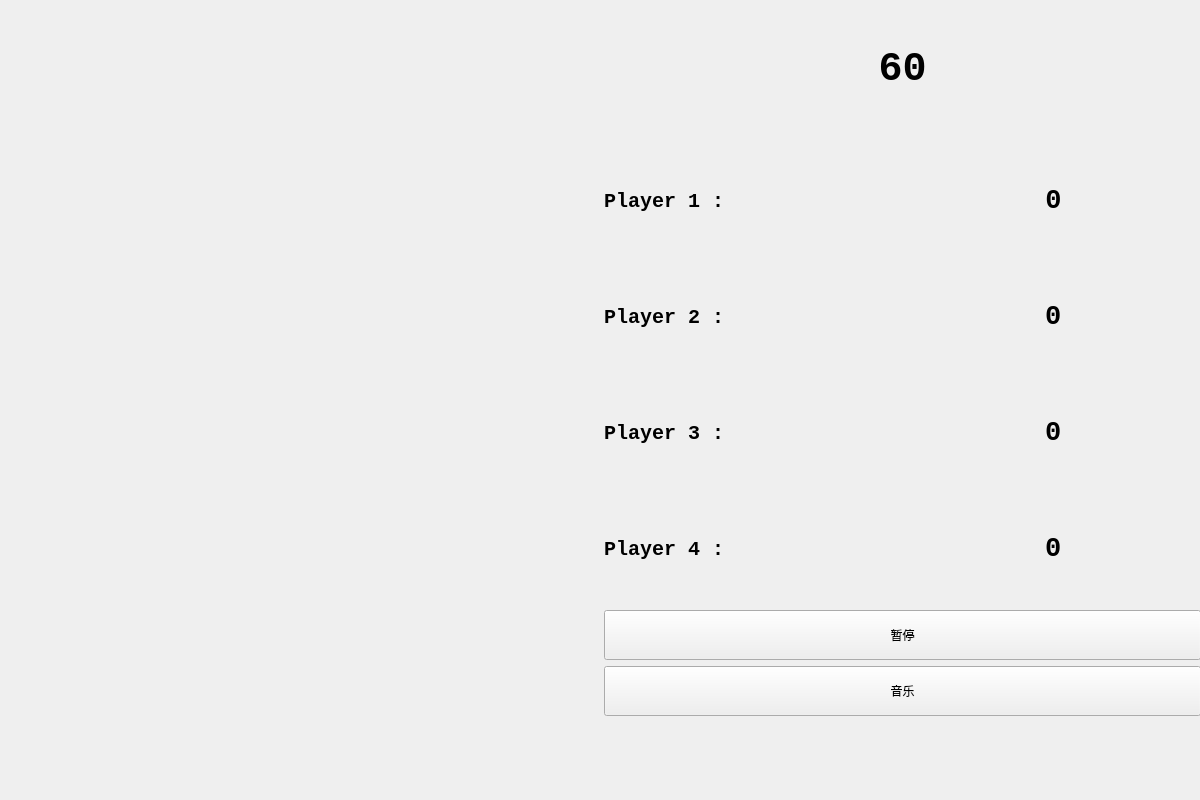
Old version of the form EnclosureWar/view/mainwindow.ui in the repository WilsonXM/EnclosureWar.
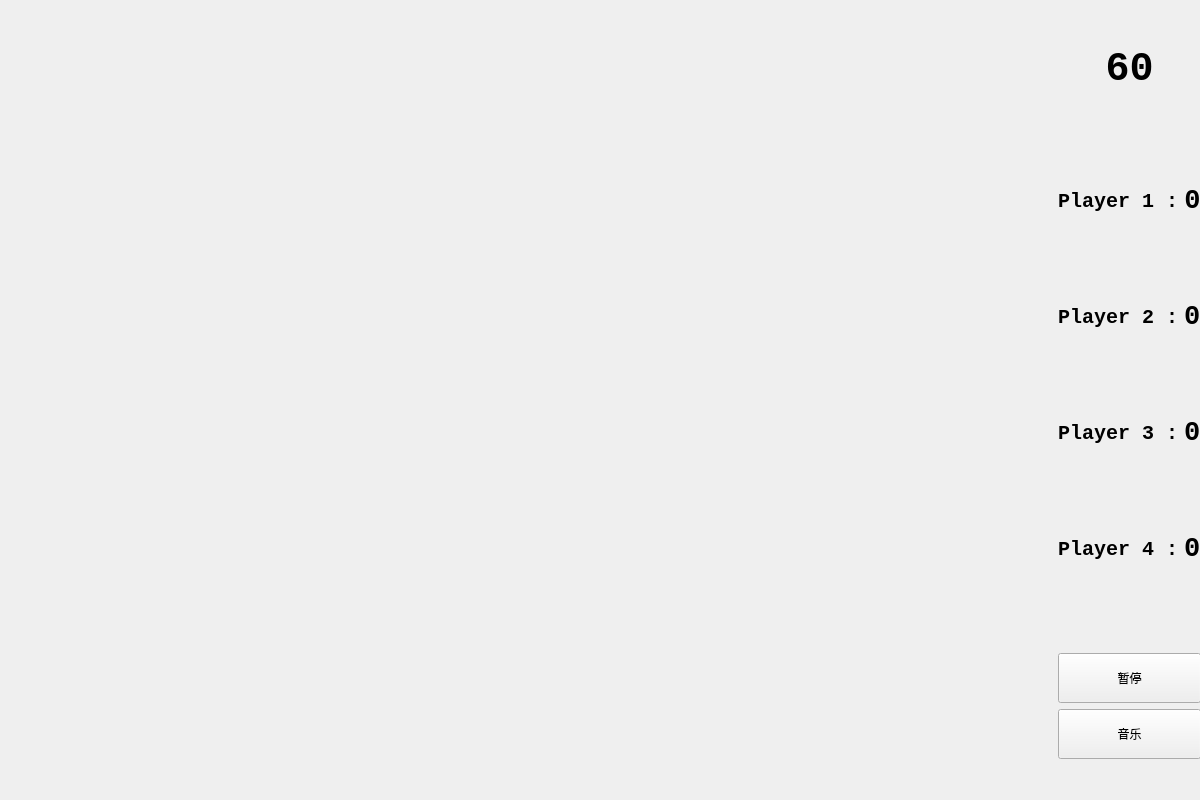
New version of the form. Custom widgets are drawn as their Qt base class.

```diff
--- a/EnclosureWar/view/mainwindow.ui
+++ b/EnclosureWar/view/mainwindow.ui
@@ -27,6 +27,19 @@
      <item>
       <widget class="GameWidget" name="gamewidget" native="true"/>
      </item>
+     <item>
+      <spacer name="horizontalSpacer">
+       <property name="orientation">
+        <enum>Qt::Horizontal</enum>
+       </property>
+       <property name="sizeHint" stdset="0">
+        <size>
+         <width>40</width>
+         <height>20</height>
+        </size>
+       </property>
+      </spacer>
+     </item>
      <item>
       <layout class="QVBoxLayout" name="verticalLayout">
        <item>
@@ -222,6 +235,19 @@
          </item>
         </layout>
        </item>
+       <item>
+        <spacer name="verticalSpacer">
+         <property name="orientation">
+          <enum>Qt::Vertical</enum>
+         </property>
+         <property name="sizeHint" stdset="0">
+          <size>
+           <width>20</width>
+           <height>40</height>
+          </size>
+         </property>
+        </spacer>
+       </item>
        <item>
         <widget class="QPushButton" name="stopButton">
          <property name="minimumSize">
```
Left out of the diff: 2 changed lines with no effect on the pictures.
